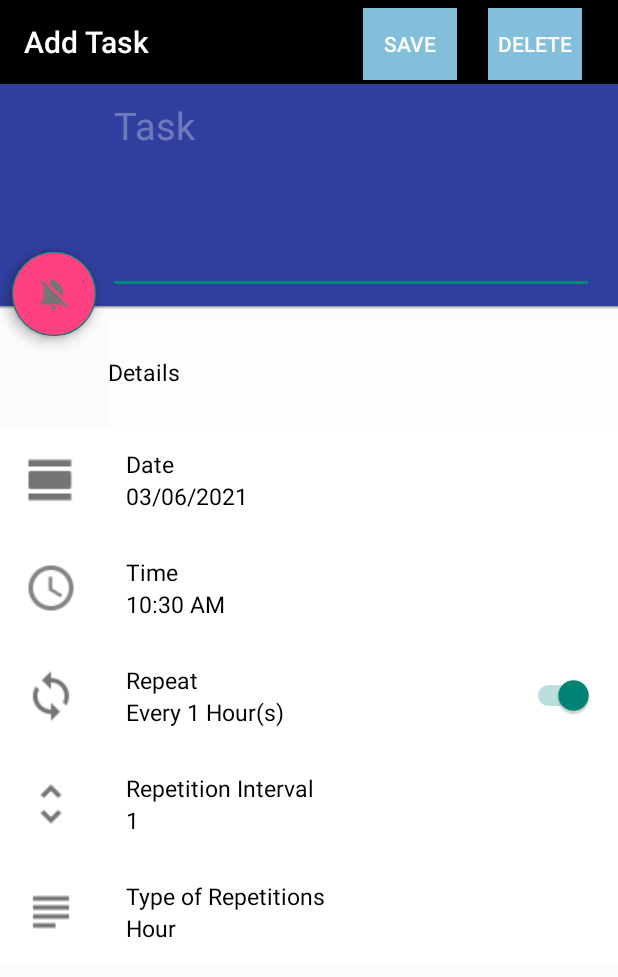
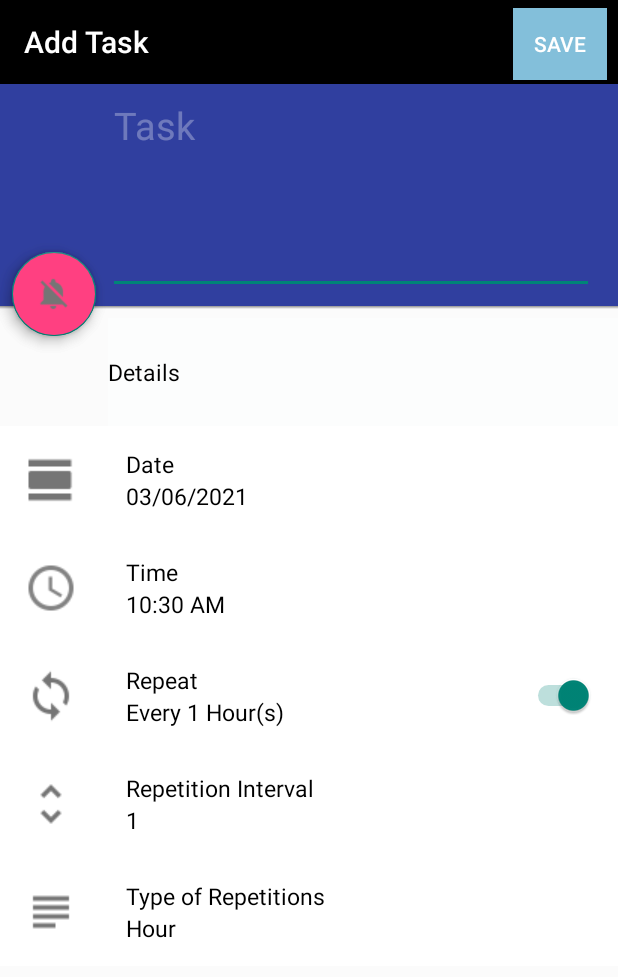
Before and after one commit to BushraKhalid01/MC_Semester_Project, an Android app: the Reminder screen opened directly, with no data from a screen before it, on a phone screen of 412 x 824 dp. Shown: the top 977 px of the screen. Run offline under Robolectric (Android 15) with nearby library versions, the phone set to English and light mode, and no system bars.

Commit message:
Delete button hide while adding a new task and displays when a task is edit Functionality Implemented

```diff
--- a/MC_Reminder_ToDoList/app/src/main/java/org/haqnawaz/mc_reminder_todolist/Reminder.java
+++ b/MC_Reminder_ToDoList/app/src/main/java/org/haqnawaz/mc_reminder_todolist/Reminder.java
@@ -16,6 +16,7 @@ import android.text.Editable;
 import android.text.InputType;
 import android.util.Log;
 import android.view.View;
+import android.widget.Button;
 import android.widget.DatePicker;
 import android.widget.EditText;
 import android.widget.Switch;
@@ -50,7 +51,8 @@ public class Reminder extends AppCompatActivity {
     TextView time2;
     EditText title;
     int id;
-
+    boolean updateTask;
+    Button delete_btn;
     @RequiresApi(api = Build.VERSION_CODES.N)
     @Override
     protected void onCreate(Bundle savedInstanceState) {
@@ -63,13 +65,12 @@ public class Reminder extends AppCompatActivity {
         repeatNum = findViewById(R.id.set_repeat_no);
         repType = findViewById(R.id.set_repeat_type);
         repeatTypeText = findViewById(R.id.set_repeat_type);
-
+        delete_btn = (Button)findViewById(R.id.deleteTask);
         title=findViewById(R.id.reminder_title);
 
         repeatNo=Integer.toString(1);
         repeatType="Hour";
         repeat="true";
-
         Task editTask= getIntent().getParcelableExtra("EditTask");
         if(editTask==null)
         {
@@ -85,6 +86,7 @@ public class Reminder extends AppCompatActivity {
         }
         else
         {
+            updateTask=true;
             date2.setText(editTask.getDate());
             time2.setText(editTask.getTime());
             id=editTask.getId();
@@ -92,6 +94,7 @@ public class Reminder extends AppCompatActivity {
             active.setChecked(editTask.isActive());
             repeatNum.setText(String.valueOf(editTask.getIntervals()));
             repeatTypeText.setText(editTask.getIntervalType());
+            delete_btn.setVisibility(View.VISIBLE);
             //Log.d("s", editTask.toString());
         }
 
@@ -239,7 +242,7 @@ public class Reminder extends AppCompatActivity {
         title = findViewById(R.id.reminder_title);
 
         try {
-            task = new Task(1,title.getText().toString(),date2.getText().toString(),time2.getText().toString(),active.isChecked(),active.isChecked(),
+            task = new Task(id,title.getText().toString(),date2.getText().toString(),time2.getText().toString(),active.isChecked(),active.isChecked(),
             Integer.parseInt(repeatNum.getText().toString()),repeatTypeText.getText().toString());
             //task = new Task(1,"ABC","2/6/2021","08:56 PM",true,true,10,"Day");
             Toast.makeText(Reminder.this, task.toString(), Toast.LENGTH_SHORT).show();
@@ -248,7 +251,14 @@ public class Reminder extends AppCompatActivity {
             Toast.makeText(Reminder.this, "Error", Toast.LENGTH_SHORT).show();
         }
         DBHelper dbHelper = new DBHelper(Reminder.this);
-        boolean b = dbHelper.addTask(task);
+        if(updateTask)
+        {
+            boolean b = dbHelper.updateTask(task);
+        }
+        else
+        {
+            boolean b = dbHelper.addTask(task);
+        }
         BackToMain(view);
     }
 
--- a/MC_Reminder_ToDoList/app/src/main/java/org/haqnawaz/mc_reminder_todolist/Task.java
+++ b/MC_Reminder_ToDoList/app/src/main/java/org/haqnawaz/mc_reminder_todolist/Task.java
@@ -12,6 +12,7 @@ public class Task implements Parcelable {
     private boolean active;
     private int intervals;
     private String intervalType;
+
 
     public Task(int id, String title, String time, String date, boolean repeat, boolean active, int intervals, String intervalType) {
         this.title = title;
--- a/MC_Reminder_ToDoList/app/src/main/res/layout/activity_reminder.xml
+++ b/MC_Reminder_ToDoList/app/src/main/res/layout/activity_reminder.xml
@@ -6,22 +6,6 @@
     android:layout_height="match_parent"
     android:background="#FBFBFB"
     tools:context=".Reminder">
-    <Button
-        android:id="@+id/deleteTask"
-        android:layout_width="62dp"
-        android:layout_height="wrap_content"
-        android:layout_alignParentStart="true"
-        android:layout_alignParentTop="true"
-        android:layout_alignParentEnd="true"
-        android:layout_marginStart="325dp"
-        android:layout_marginTop="5dp"
-        android:layout_marginEnd="24dp"
-        android:background="#83BFDA"
-        android:onClick="DeleteTask"
-        android:text="Delete"
-        android:textColor="#FFFFFF"
-        android:textColorHint="#1E1A1A"
-        android:textIsSelectable="false" />
 
     <Button
         android:id="@+id/saveTask"
@@ -30,15 +14,34 @@
         android:layout_alignParentStart="true"
         android:layout_alignParentTop="true"
         android:layout_alignParentEnd="true"
-        android:layout_marginStart="242dp"
+        android:layout_marginStart="342dp"
         android:layout_marginTop="5dp"
-        android:layout_marginEnd="107dp"
+        android:layout_marginEnd="7dp"
         android:background="#83BFDA"
         android:onClick="SaveTask"
         android:text="Save"
         android:textColor="#FFFFFF"
         android:textColorHint="#1E1A1A"
         android:textIsSelectable="false" />
+
+
+    <Button
+        android:id="@+id/deleteTask"
+        android:layout_width="62dp"
+        android:layout_height="wrap_content"
+        android:layout_alignParentStart="true"
+        android:layout_alignParentTop="true"
+        android:layout_alignParentEnd="true"
+        android:layout_marginStart="267dp"
+        android:layout_marginTop="7dp"
+        android:layout_marginEnd="82dp"
+        android:background="#83BFDA"
+        android:onClick="DeleteTask"
+        android:text="Delete"
+        android:textColor="#FFFFFF"
+        android:textColorHint="#1E1A1A"
+        android:textIsSelectable="false"
+        android:visibility="invisible" />
 
     <androidx.appcompat.widget.Toolbar
         android:id="@+id/toolbar"
```
Also changed, not shown: MC_Reminder_ToDoList/app/src/main/res/drawable/ic_save_task.xml (added, +11 -0 lines), MC_Reminder_ToDoList/app/src/main/res/drawable-hdpi/ic_save_task.png (added), MC_Reminder_ToDoList/app/src/main/res/drawable-mdpi/ic_save_task.png (added), MC_Reminder_ToDoList/app/src/main/res/drawable-xhdpi/ic_save_task.png (added), MC_Reminder_ToDoList/app/src/main/res/drawable-xxhdpi/ic_save_task.png (added).
